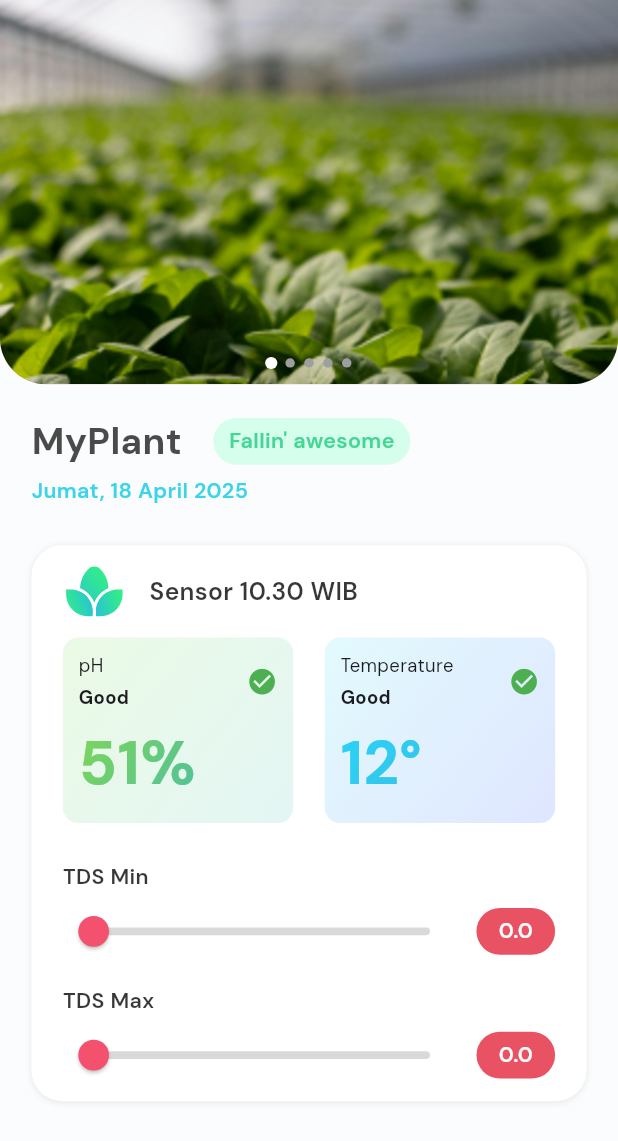
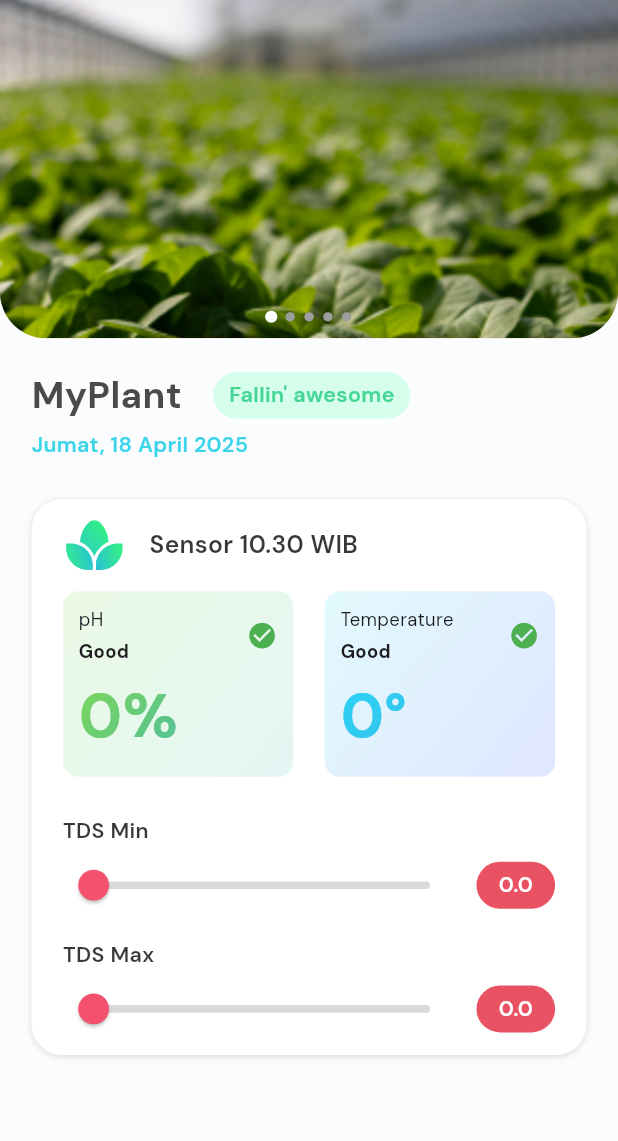
Before and after one commit to sibeux/iot_plant_control, a Flutter app: the screen it shows after launch, on a phone screen of 412 x 824 dp. Shown: the top 1141 px of the screen. Run offline on Flutter 3.47's test engine with Material 3 defaults, Android fonts, the phone set to English and light mode, and no system bars; drawn by our look-alikes of smooth_page_indicator; our stand-ins replace flutter_screenutil, flutter_svg, get, hexcolor; missing offline and left inert: mqtt_client.

Commit message:
Add MQTT functionality and integrate with TDS controller and HomeScreen

```diff
--- a/lib/screen/home_screen.dart
+++ b/lib/screen/home_screen.dart
@@ -4,6 +4,7 @@ import 'package:flutter_svg/svg.dart';
 import 'package:get/get.dart';
 import 'package:iot_plant_control/controller/clock_controller.dart';
 import 'package:iot_plant_control/controller/image_slide_controller.dart';
+import 'package:iot_plant_control/controller/mqtt/mqtt_controller.dart';
 import 'package:iot_plant_control/widgets/box_monitor.dart';
 import 'package:iot_plant_control/widgets/tds_control_slide.dart';
 import 'package:smooth_page_indicator/smooth_page_indicator.dart';
@@ -26,6 +27,7 @@ class HomeScreen extends StatelessWidget {
   Widget build(BuildContext context) {
     final imageSlideController = Get.put(ImageSlideController());
     final clockController = Get.put(ClockController());
+    final mqttController = Get.put(MqttController());
     // Set the locale to Indonesia
     var now = DateTime.now();
     var formatter = DateFormat(
@@ -45,7 +47,7 @@ class HomeScreen extends StatelessWidget {
               Stack(
                 children: [
                   Container(
-                    height: 250.h,
+                    height: 220.h,
                     clipBehavior: Clip.antiAlias,
                     decoration: BoxDecoration(
                       color: Colors.red.withAlpha(100),
@@ -66,7 +68,7 @@ class HomeScreen extends StatelessWidget {
                           // 'assets/img/plant/${index + 1}.png',
                           fit: BoxFit.cover,
                           width: double.infinity,
-                          height: 250.h,
+                          height: 220.h,
                           filterQuality: FilterQuality.high,
                         );
                       },
@@ -153,7 +155,7 @@ class HomeScreen extends StatelessWidget {
                     borderRadius: BorderRadius.circular(20.r),
                     boxShadow: [
                       BoxShadow(
-                        color: Colors.black.withAlpha(20),
+                        color: Colors.black.withAlpha(30),
                         blurRadius: 3.r,
                         offset: Offset(0, 1.h),
                       ),
@@ -200,22 +202,27 @@ class HomeScreen extends StatelessWidget {
                             Flexible(
                               fit: FlexFit.tight,
                               flex: 1,
-                              child: BoxMonitor(
+                              child: Obx(
+                                () => BoxMonitor(
                                   id: 1,
                                   title: 'pH',
                                   status: 'Good',
-                                value: '51%',
+                                  value: '${mqttController.phValue.value}%',
+                                ),
                               ),
                             ),
                             SizedBox(width: 20.w),
                             Flexible(
                               fit: FlexFit.tight,
                               flex: 1,
-                              child: BoxMonitor(
+                              child: Obx(
+                                () => BoxMonitor(
                                   id: 2,
                                   title: 'Temperature',
                                   status: 'Good',
-                                value: '12°',
+                                  value:
+                                      '${mqttController.temperatureValue.value}°',
+                                ),
                               ),
                             ),
                           ],
--- a/pubspec.yaml
+++ b/pubspec.yaml
@@ -40,6 +40,7 @@ dependencies:
   hexcolor: ^3.0.1
   intl: ^0.20.2
   flutter_svg: ^2.1.0
+  mqtt_client: ^10.8.0
 
 dev_dependencies:
   flutter_test:
```
Also changed, not shown: lib/controller/mqtt/mqtt_controller.dart (added, +110 -0 lines), lib/controller/tds_controller.dart (+6 -1 lines), pubspec.lock, 1 other file. Lines whose indentation alone changed are shown as unchanged.
